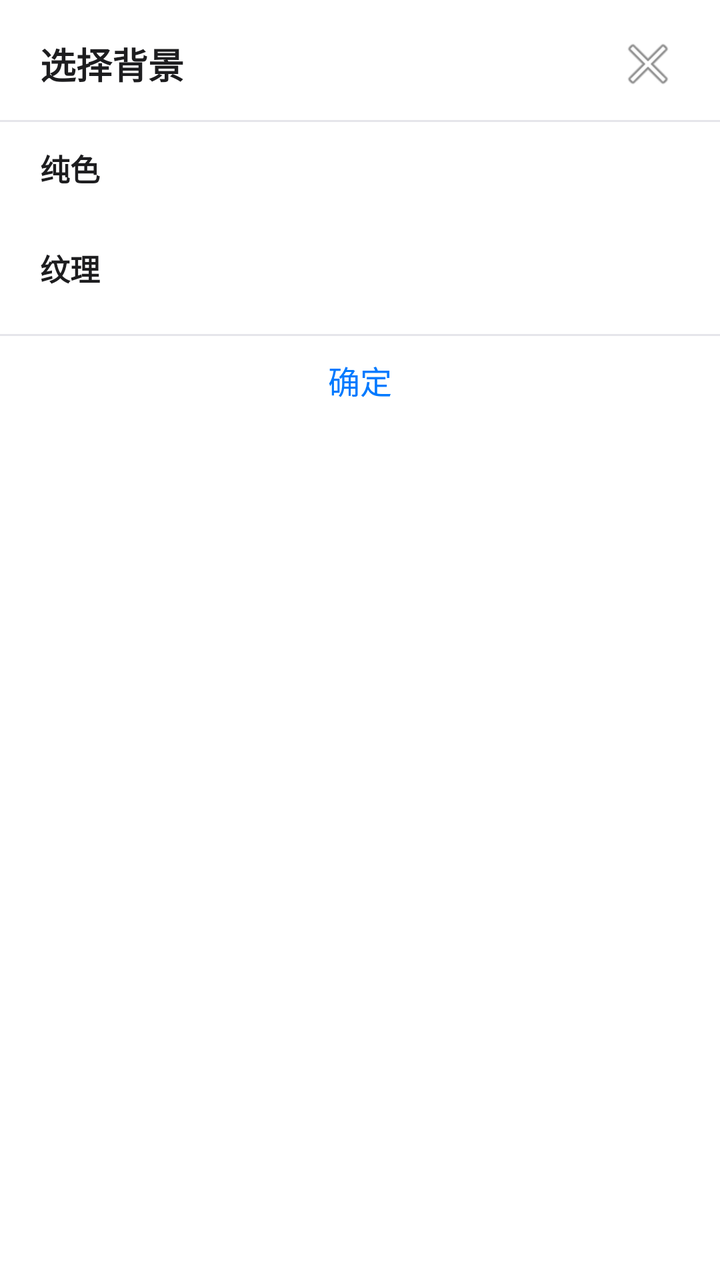
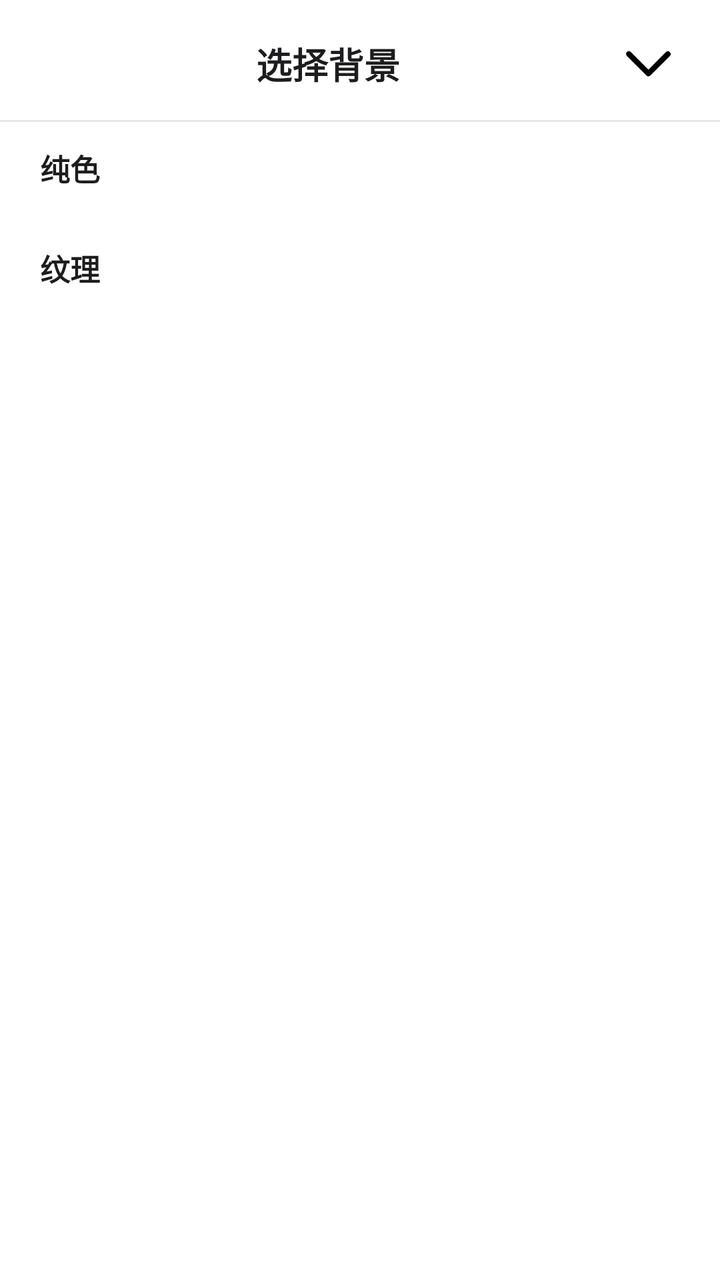

Two renders of the same Android screen: before a commit and after it. Below are the layout's source before the change and the commit's diff.
<!-- AndroidManifest.xml: application theme Theme.MyApp -->
<!-- res/layout/popup_bg_colors.xml -->
<?xml version="1.0" encoding="utf-8"?>
<LinearLayout xmlns:android="http://schemas.android.com/apk/res/android"
    android:layout_width="match_parent"
    android:layout_height="wrap_content"
    android:orientation="vertical"
    android:background="@color/ios_bg"
    android:paddingTop="16dp"
    android:paddingBottom="12dp">

    
    <LinearLayout
        android:layout_width="match_parent"
        android:layout_height="wrap_content"
        android:orientation="horizontal"
        android:gravity="center_vertical"
        android:paddingHorizontal="20dp"
        android:paddingBottom="12dp">

        <TextView
            android:layout_width="0dp"
            android:layout_height="wrap_content"
            android:layout_weight="1"
            android:text="选择背景"
            android:textSize="18sp"
            android:textColor="@color/ios_text_primary"
            android:textStyle="bold" />

        <ImageView
            android:id="@+id/iv_bg_popup_close"
            android:layout_width="32dp"
            android:layout_height="32dp"
            android:src="@android:drawable/ic_menu_close_clear_cancel"
            android:scaleType="centerInside"
            android:background="?attr/selectableItemBackgroundBorderless"
            android:clickable="true"
            android:focusable="true"
            android:contentDescription="关闭" />

    </LinearLayout>

    <View
        android:layout_width="match_parent"
        android:layout_height="1dp"
        android:background="@color/ios_separator" />

    <ScrollView
        android:layout_width="match_parent"
        android:layout_height="wrap_content"
        android:fillViewport="true">

        <LinearLayout
            android:layout_width="match_parent"
            android:layout_height="wrap_content"
            android:orientation="vertical"
            android:paddingHorizontal="20dp"
            android:paddingTop="12dp">

            
            <TextView
                android:layout_width="wrap_content"
                android:layout_height="wrap_content"
                android:text="纯色"
                android:textSize="15sp"
                android:textColor="@color/ios_text_primary"
                android:textStyle="bold"
                android:paddingBottom="10dp" />

            <LinearLayout
                android:id="@+id/container_solid_colors"
                android:layout_width="match_parent"
                android:layout_height="wrap_content"
                android:orientation="vertical" />

            
            <TextView
                android:layout_width="wrap_content"
                android:layout_height="wrap_content"
                android:text="纹理"
                android:textSize="15sp"
                android:textColor="@color/ios_text_primary"
                android:textStyle="bold"
                android:paddingTop="18dp"
                android:paddingBottom="10dp" />

            <LinearLayout
                android:id="@+id/container_textures"
                android:layout_width="match_parent"
                android:layout_height="wrap_content"
                android:orientation="vertical"
                android:paddingBottom="12dp" />

        </LinearLayout>

    </ScrollView>

    <View
        android:layout_width="match_parent"
        android:layout_height="1dp"
        android:background="@color/ios_separator" />

    <TextView
        android:id="@+id/tv_bg_popup_done"
        android:layout_width="match_parent"
        android:layout_height="44dp"
        android:text="确定"
        android:textSize="16sp"
        android:textColor="@color/ios_blue"
        android:gravity="center"
        android:background="?attr/selectableItemBackground"
        android:clickable="true"
        android:focusable="true" />

</LinearLayout>
<!-- resources referenced by this layout -->
<resources>
  <color name="ios_bg">#FFFFFFFF</color>
  <color name="ios_blue">#FF007AFF</color>
  <color name="ios_separator">#FFE5E5EA</color>
  <color name="ios_text_primary">#FF1D1D1F</color>
  <color name="white">#FFFFFFFF</color>
  <style name="ThemeOverlay.MyApp.ActionBar.Light" parent="ThemeOverlay.AppCompat.ActionBar">
          <item name="android:windowBackground">@color/ios_bg</item>
          <item name="android:textColorPrimary">@color/ios_text_primary</item>
          <item name="android:textColorSecondary">@color/ios_text_secondary</item>
          <item name="actionBarWidgetTheme">@style/ThemeOverlay.MyApp.ActionBar.Widget</item>
      </style>
  <color name="ios_bg_grouped">#FFF2F2F7</color>
  <style name="ShapeAppearance.iOS.Small" parent="ShapeAppearance.MaterialComponents.SmallComponent">
          <item name="cornerFamily">rounded</item>
          <item name="cornerSize">10dp</item>
      </style>
  <style name="ShapeAppearance.iOS.Medium" parent="ShapeAppearance.MaterialComponents.MediumComponent">
          <item name="cornerFamily">rounded</item>
          <item name="cornerSize">12dp</item>
      </style>
  <style name="ShapeAppearance.iOS.Large" parent="ShapeAppearance.MaterialComponents.LargeComponent">
          <item name="cornerFamily">rounded</item>
          <item name="cornerSize">16dp</item>
      </style>
  <style name="Widget.MyApp.Button.iOS" parent="Widget.MaterialComponents.Button">
          <item name="cornerRadius">10dp</item>
          <item name="backgroundTint">@color/ios_blue</item>
          <item name="android:textColor">@color/white</item>
          <item name="elevation">0dp</item>
          <item name="android:textSize">17sp</item>
          <item name="android:textStyle">bold</item>
          <item name="android:letterSpacing">0.01</item>
      </style>
  <style name="Widget.MyApp.CardView.iOS" parent="Widget.MaterialComponents.CardView">
          <item name="cardBackgroundColor">@color/ios_card_bg</item>
          <item name="cardCornerRadius">12dp</item>
          <item name="cardElevation">1dp</item>
          <item name="strokeWidth">0dp</item>
      </style>
  <color name="ios_tab_bar">#F0F9F9F9</color>
  <color name="ios_text_tertiary">#FFC7C7CC</color>
  <color name="ios_text_secondary">#FF8E8E93</color>
  <style name="ThemeOverlay.MyApp.ActionBar.Widget" parent="ThemeOverlay.AppCompat.Light">
          <item name="colorControlNormal">@color/ios_text_primary</item>
      </style>
  <color name="ios_card_bg">#FFFFFFFF</color>
  <!-- unchanged entries left out for length: 1 -->
</resources>

<!-- the commit's change to res/layout/popup_bg_colors.xml (unified diff, before → after) -->
@@ -1,7 +1,7 @@
 <?xml version="1.0" encoding="utf-8"?>
 <LinearLayout xmlns:android="http://schemas.android.com/apk/res/android"
     android:layout_width="match_parent"
-    android:layout_height="wrap_content"
+    android:layout_height="match_parent"
     android:orientation="vertical"
     android:background="@color/ios_bg"
     android:paddingTop="16dp"
@@ -9,6 +9,7 @@
 
     
     <LinearLayout
+        android:id="@+id/popup_title_bar"
         android:layout_width="match_parent"
         android:layout_height="wrap_content"
         android:orientation="horizontal"
@@ -23,13 +24,14 @@
             android:text="选择背景"
             android:textSize="18sp"
             android:textColor="@color/ios_text_primary"
-            android:textStyle="bold" />
+            android:textStyle="bold"
+            android:gravity="center"/>
 
         <ImageView
             android:id="@+id/iv_bg_popup_close"
             android:layout_width="32dp"
             android:layout_height="32dp"
-            android:src="@android:drawable/ic_menu_close_clear_cancel"
+            android:src="@drawable/shouqi"
             android:scaleType="centerInside"
             android:background="?attr/selectableItemBackgroundBorderless"
             android:clickable="true"
@@ -43,9 +45,12 @@
         android:layout_height="1dp"
         android:background="@color/ios_separator" />
 
+    
     <ScrollView
+        android:id="@+id/popup_scroll"
         android:layout_width="match_parent"
-        android:layout_height="wrap_content"
+        android:layout_height="0dp"
+        android:layout_weight="1"
         android:fillViewport="true">
 
         <LinearLayout
@@ -93,21 +98,4 @@
 
     </ScrollView>
 
-    <View
-        android:layout_width="match_parent"
-        android:layout_height="1dp"
-        android:background="@color/ios_separator" />
-
-    <TextView
-        android:id="@+id/tv_bg_popup_done"
-        android:layout_width="match_parent"
-        android:layout_height="44dp"
-        android:text="确定"
-        android:textSize="16sp"
-        android:textColor="@color/ios_blue"
-        android:gravity="center"
-        android:background="?attr/selectableItemBackground"
-        android:clickable="true"
-        android:focusable="true" />
-
 </LinearLayout>
<!-- resource entries referenced after the edit -->
@@ -4,6 +4,12 @@
   <color name="ios_blue">#FF007AFF</color>
   <color name="ios_separator">#FFE5E5EA</color>
   <color name="ios_text_primary">#FF1D1D1F</color>
+  <!-- drawable shouqi (drawable) -->
+  <vector xmlns:android="http://schemas.android.com/apk/res/android" android:height="24dp" android:viewportHeight="1024" android:viewportWidth="1024" android:width="24dp">
+        
+      <path android:fillColor="#000000" android:pathData="M520.4,632.8l374.7,-375.3a59.2,59.2 0,0 1,83.7 83.7l-416.5,416.5a58.9,58.9 0,0 1,-83.7 0l-416.5,-416.5a59.2,59.2 0,1 1,83.7 -83.7l374.7,375.3z"/>
+      
+  </vector>
   <color name="white">#FFFFFFFF</color>
   <style name="ThemeOverlay.MyApp.ActionBar.Light" parent="ThemeOverlay.AppCompat.ActionBar">
           <item name="android:windowBackground">@color/ios_bg</item>
